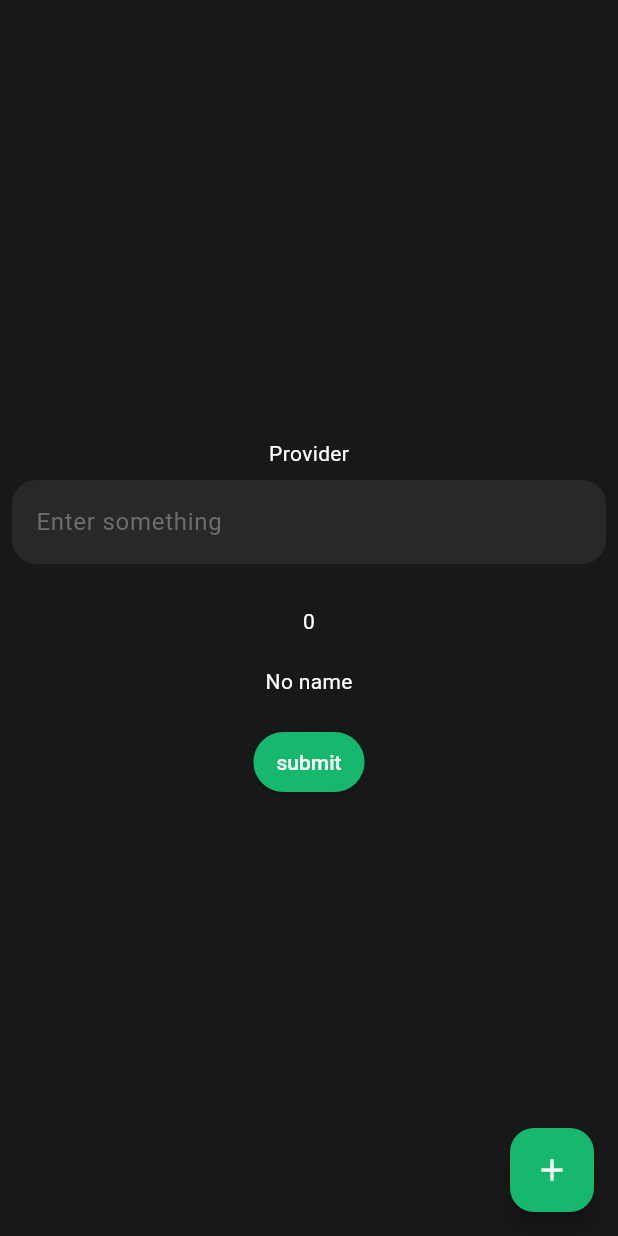
After one commit to EnadAbulawi/Tasky, a Flutter app: the ProviderEx screen opened directly, on a phone screen of 412 x 824 dp. The commit adds this screen. Run offline on Flutter 3.47's test engine with Material 3 defaults, Android fonts, the phone set to English and light mode, and no system bars; our stand-ins replace flutter_svg, image_picker, shared_preferences; missing offline and left inert: snackly; accounts and stored records are empty; project files that could hold a hidden picture were left out.

Commit message:
start state managment with provider

```diff
--- /dev/null
+++ b/lib/core/constants/storage_key.dart
@@ -0,0 +1,3 @@
+class StorageKey {
+  static const String username = 'username';
+}
--- /dev/null
+++ b/lib/provider/counter_controller.dart
@@ -0,0 +1,16 @@
+import 'package:flutter/material.dart';
+
+class CounterController with ChangeNotifier {
+  int counter = 0;
+  String? userName;
+
+  void setUserName(String name) {
+    userName = name;
+    notifyListeners();
+  }
+
+  void increment() {
+    counter++;
+    notifyListeners();
+  }
+}
--- /dev/null
+++ b/lib/provider/provider_ex.dart
@@ -0,0 +1,59 @@
+import 'package:flutter/material.dart';
+import 'package:provider/provider.dart';
+import 'package:tasky/provider/counter_controller.dart';
+
+class ProviderEx extends StatelessWidget {
+  const ProviderEx({super.key});
+
+  @override
+  Widget build(BuildContext context) {
+    final TextEditingController controller = TextEditingController();
+
+    return Scaffold(
+      floatingActionButton: FloatingActionButton(
+        child: const Icon(Icons.add),
+        onPressed: () {
+          context.read<CounterController>().increment();
+        },
+      ),
+      body: Column(
+        mainAxisAlignment: MainAxisAlignment.center,
+        children: [
+          Center(child: Text('Provider')),
+          Padding(
+            padding: const EdgeInsets.all(8.0),
+            child: TextField(
+              controller: controller,
+              decoration: const InputDecoration(hintText: 'Enter something'),
+            ),
+          ),
+          const SizedBox(height: 20),
+
+          Selector<CounterController, int>(
+            selector: (context, controller) => controller.counter,
+            builder: (BuildContext context, int value, Widget? child) {
+              print('Counter Value rebuilt');
+              return Text(value.toString());
+            },
+          ),
+          const SizedBox(height: 20),
+
+          Selector<CounterController, String?>(
+            selector: (BuildContext context, controller) => controller.userName,
+            builder: (BuildContext context, String? userName, Widget? child) {
+              print('userName Value rebuilt');
+              return Text(userName ?? 'No name');
+            },
+          ),
+          const SizedBox(height: 20),
+          ElevatedButton(
+            onPressed: () {
+              context.read<CounterController>().setUserName(controller.text);
+            },
+            child: const Text('submit'),
+          ),
+        ],
+      ),
+    );
+  }
+}
--- /dev/null
+++ b/lib/provider/theme_controller.dart
@@ -0,0 +1,3 @@
+import 'package:flutter/material.dart';
+
+class ThemeController with ChangeNotifier {}
--- a/pubspec.yaml
+++ b/pubspec.yaml
@@ -39,6 +39,7 @@ dependencies:
   shared_preferences: ^2.5.3
   image_picker: ^1.2.0
   path_provider: ^2.1.5
+  provider: ^6.1.5+1
 
 dev_dependencies:
   flutter_test:
```
Also changed, not shown: lib/features/home/home_controller.dart (added, +65 -0 lines), lib/features/navigation/main_view.dart (+4 -4 lines), pubspec.lock, 1 other file.
